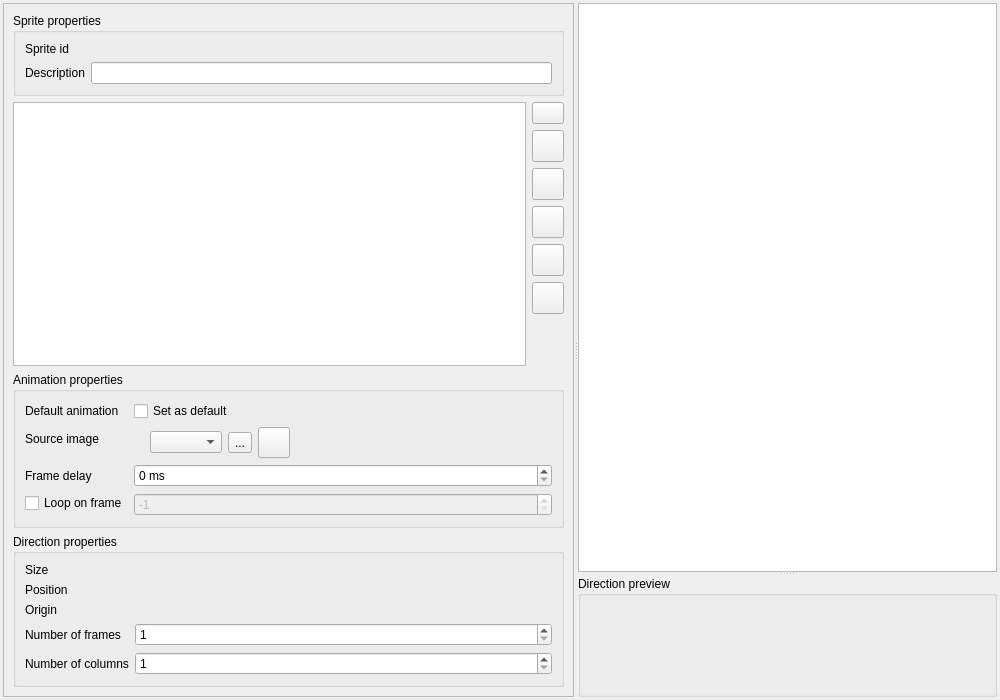
Old version of the form src/widgets/sprite_editor.ui in the repository Kangie/solarus.
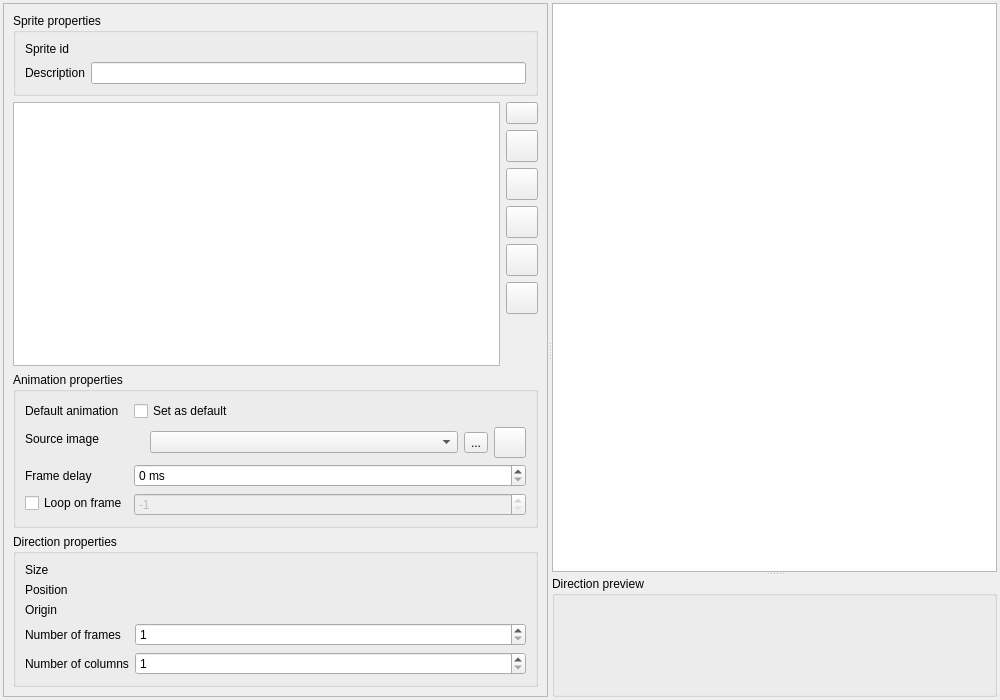
New version of the form. Icons and pictures are not drawn. Custom widgets are drawn as their Qt base class.

Commit message: Sprite editor: fix source image tileset field

```diff
--- a/src/widgets/sprite_editor.ui
+++ b/src/widgets/sprite_editor.ui
@@ -424,6 +424,12 @@
                    </item>
                    <item>
                     <widget class="SolarusEditor::ResourceSelector" name="tileset_field">
+                     <property name="sizePolicy">
+                      <sizepolicy hsizetype="Expanding" vsizetype="Fixed">
+                       <horstretch>0</horstretch>
+                       <verstretch>0</verstretch>
+                      </sizepolicy>
+                     </property>
                      <property name="toolTip">
                       <string>Tileset of the animation</string>
                      </property>
@@ -469,19 +475,6 @@
                      </property>
                     </widget>
                    </item>
-                   <item>
-                    <spacer name="horizontal_spacer">
-                     <property name="orientation">
-                      <enum>Qt::Horizontal</enum>
-                     </property>
-                     <property name="sizeHint" stdset="0">
-                      <size>
-                       <width>40</width>
-                       <height>20</height>
-                      </size>
-                     </property>
-                    </spacer>
-                   </item>
                   </layout>
                  </item>
                 </layout>
```
The commit also changes 1 other file.
